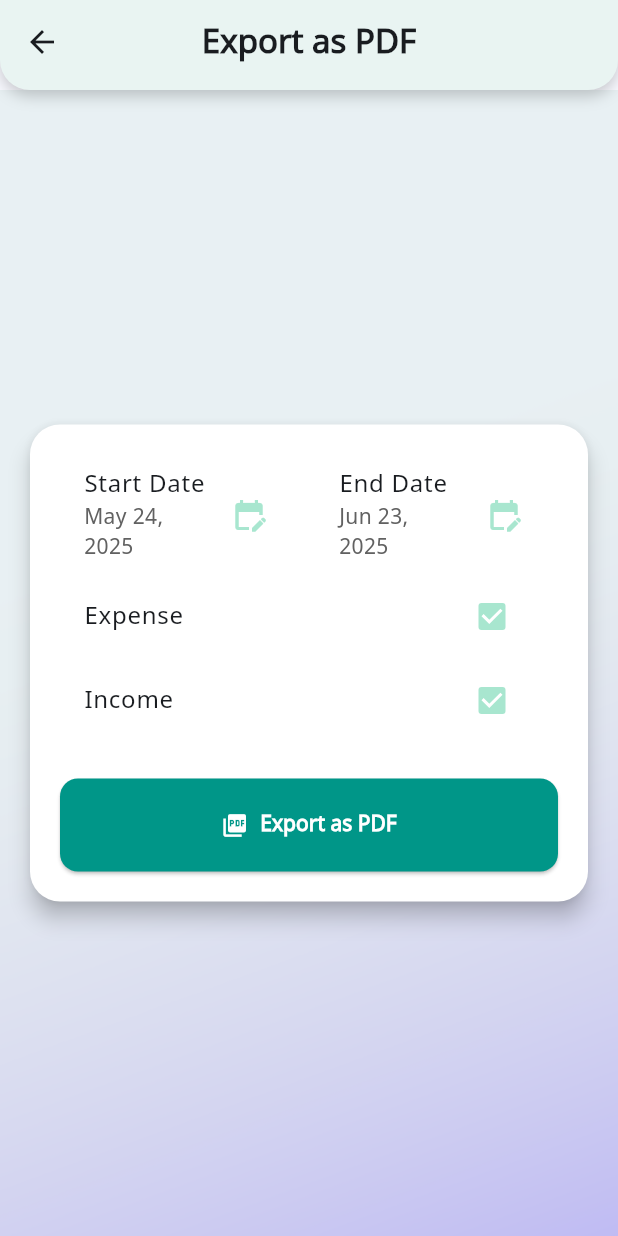
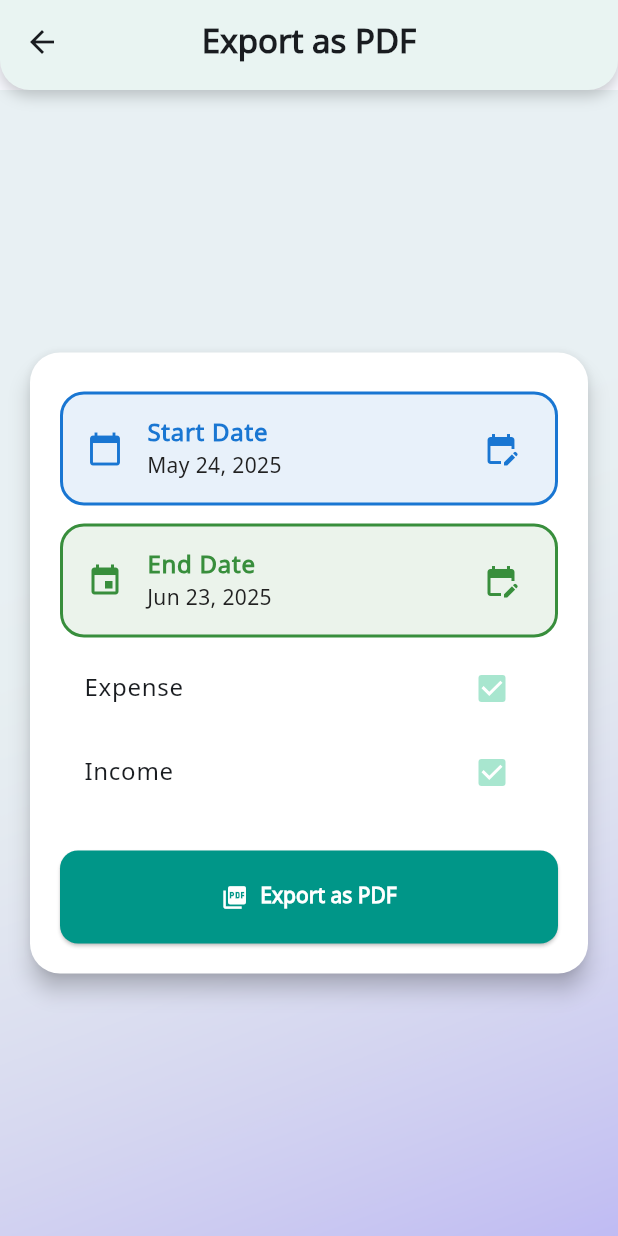
Before and after one commit to WnEx77/jaibee1, a Flutter app: the ExportReportScreen screen opened directly, on a phone screen of 412 x 824 dp. Run offline on Flutter 3.47's test engine with Material 3 defaults, Android fonts, the phone set to English and light mode, and no system bars; our stand-ins replace another_flushbar, connectivity_plus, fl_chart, hive, hive_flutter, lottie and 5 more; missing offline and left inert: flutter_inappwebview, month_year_picker; accounts and stored records are empty; Roboto replaces fonts that are missing (Cairo).

Commit message:
enhance export pdf dialog

```diff
--- a/lib/features/reports/export_report_screen.dart
+++ b/lib/features/reports/export_report_screen.dart
@@ -268,46 +268,21 @@ class _ExportReportScreenState extends State<ExportReportScreen> {
                 child: Column(
                   mainAxisSize: MainAxisSize.min,
                   children: [
-                    Row(
+                    Column(
                       children: [
-                        Expanded(
-                          child: ListTile(
-                            title: Text(localizer.startDate),
-                            subtitle: Text(
-                              DateFormat.yMMMd().format(_selectedRange!.start),
-                              style: TextStyle(
-                                color: isDark
-                                    ? Colors.grey[300]
-                                    : Colors.grey[700],
-                              ),
-                            ),
-                            trailing: Icon(
-                              Icons.edit_calendar,
-                              color: mintTheme.selectedIconColor,
-                            ),
-                            onTap: () =>
-                                _pickSingleDate(context, isStart: true),
-                          ),
+                        _RangeDateTile(
+                          icon: Icons.calendar_today,
+                          color: Colors.blue.shade700,
+                          label: localizer.startDate,
+                          date: _selectedRange!.start,
+                          onTap: () => _pickSingleDate(context, isStart: true),
                         ),
-                        const SizedBox(width: 8),
-                        Expanded(
-                          child: ListTile(
-                            title: Text(localizer.endDate),
-                            subtitle: Text(
-                              DateFormat.yMMMd().format(_selectedRange!.end),
-                              style: TextStyle(
-                                color: isDark
-                                    ? Colors.grey[300]
-                                    : Colors.grey[700],
-                              ),
-                            ),
-                            trailing: Icon(
-                              Icons.edit_calendar,
-                              color: mintTheme.selectedIconColor,
-                            ),
-                            onTap: () =>
-                                _pickSingleDate(context, isStart: false),
-                          ),
+                        _RangeDateTile(
+                          icon: Icons.event,
+                          color: Colors.green.shade700,
+                          label: localizer.endDate,
+                          date: _selectedRange!.end,
+                          onTap: () => _pickSingleDate(context, isStart: false),
                         ),
                       ],
                     ),
@@ -357,3 +332,53 @@ class _ExportReportScreenState extends State<ExportReportScreen> {
     );
   }
 }
+
+class _RangeDateTile extends StatelessWidget {
+  final IconData icon;
+  final Color color;
+  final String label;
+  final DateTime date;
+  final VoidCallback onTap;
+
+  const _RangeDateTile({
+    required this.icon,
+    required this.color,
+    required this.label,
+    required this.date,
+    required this.onTap,
+  });
+
+  @override
+  Widget build(BuildContext context) {
+    final isDark = Theme.of(context).brightness == Brightness.dark;
+    return AnimatedContainer(
+      duration: const Duration(milliseconds: 150),
+      margin: const EdgeInsets.symmetric(vertical: 6),
+      decoration: BoxDecoration(
+        color: isDark ? color.withOpacity(0.18) : color.withOpacity(0.10),
+        borderRadius: BorderRadius.circular(16),
+        border: Border.all(
+          color: color.withOpacity(isDark ? 0.7 : 1),
+          width: 2,
+        ),
+      ),
+      child: ListTile(
+        leading: Icon(icon, color: color),
+        title: Text(
+          label,
+          style: TextStyle(color: color, fontWeight: FontWeight.w600),
+        ),
+        subtitle: Text(
+          DateFormat.yMMMd().format(date),
+          style: TextStyle(
+            color: isDark ? Colors.white70 : Colors.grey.shade900,
+            fontWeight: FontWeight.w500,
+          ),
+        ),
+        trailing: Icon(Icons.edit_calendar, color: color),
+        onTap: onTap,
+        shape: RoundedRectangleBorder(borderRadius: BorderRadius.circular(16)),
+      ),
+    );
+  }
+}
```
